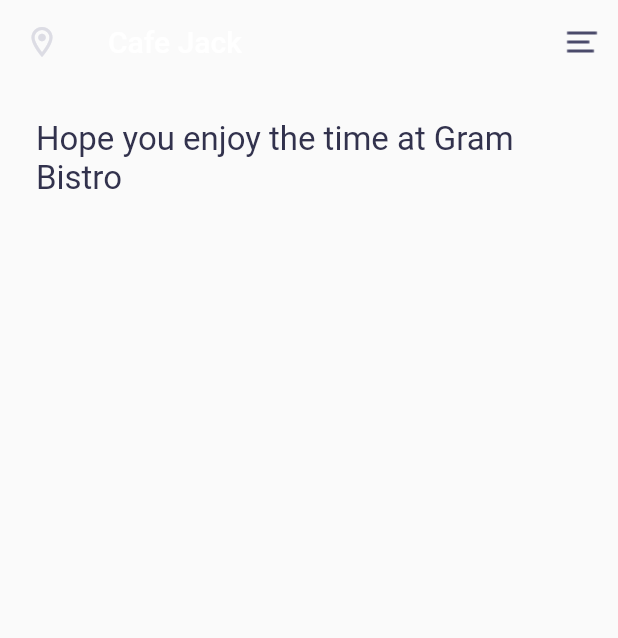
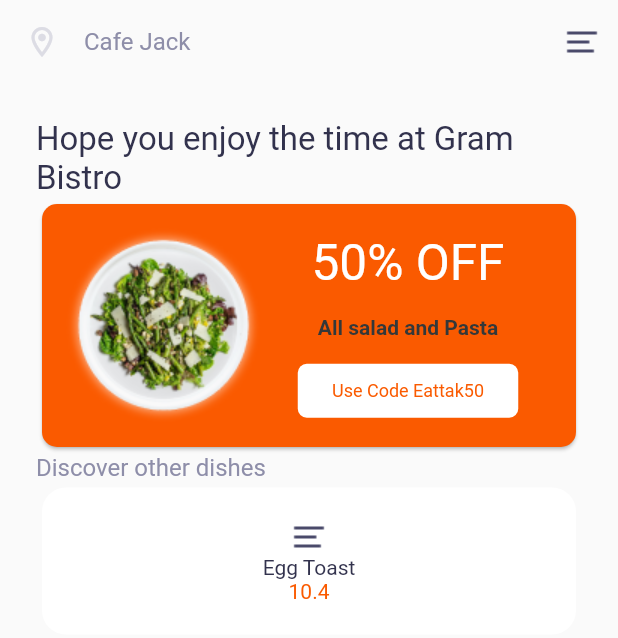
Before and after one commit to Tahsin020/food_app, a Flutter app: the screen it shows after launch, after a tap on the "arrow forward" icon, on a phone screen of 412 x 824 dp. Shown: the top 638 px of the screen. Run offline on Flutter 3.47's test engine with Material 2 defaults, Android fonts, the phone set to English and light mode, and no system bars.

Commit message:
home view  added

```diff
--- a/lib/features/home/view/home_view.dart
+++ b/lib/features/home/view/home_view.dart
@@ -2,6 +2,7 @@ import 'package:flutter/material.dart';
 import 'package:food_app/product/constant/color.dart';
 import 'package:food_app/product/padding/page_padding.dart';
 import 'package:food_app/product/widget/base_content_text.dart';
+import 'package:food_app/product/widget/card/custom_product_widget.dart';
 
 class HomeView extends StatefulWidget {
   const HomeView({Key? key}) : super(key: key);
@@ -11,27 +12,132 @@ class HomeView extends StatefulWidget {
 }
 
 class _HomeViewState extends State<HomeView> {
-  final String _cafeName='Cafe Jack';
+  final String _cafeName = 'Cafe Jack';
+  final String _menuImagePath = 'asset/images/menu2.png';
+  final String _baseTitle = 'Hope you enjoy the time at Gram Bistro';
+  final String _discover = 'Discover other dishes';
+
   @override
   Widget build(BuildContext context) {
     return Scaffold(
-      appBar: AppBar(
-        leading: const Icon(Icons.location_on_outlined,color: violetBreeze,),
-        title: Text(_cafeName),
-        actions: [
-          IconButton(onPressed: (){}, icon: Image.asset('asset/images/menu2.png',color: const Color(0xff4a4a6a),),),
-        ],
-      ),
-      body: Padding(
-        padding: const PagePadding.all(),
-        child: SingleChildScrollView(
+      appBar: _appBar(context),
+      body: SingleChildScrollView(
+        child: Padding(
+          padding: const PagePadding.all(),
           child: Column(
-            children: const [
-            BaseContentWidget(title: 'Hope you enjoy the time at Gram Bistro')
-            ],
+            crossAxisAlignment: CrossAxisAlignment.stretch,
+            children: [
+              BaseContentWidget(title: _baseTitle),
+              const _CustomCard(),
+              Text(_discover,style: Theme.of(context).textTheme.headline6,),
+             const CustomProductWidget(imagePath: 'asset/images/menu2.png', productName: 'Egg Toast', price: 10.40)
+              ],
           ),
         ),
       ),
     );
   }
+
+  AppBar _appBar(BuildContext context) {
+    return AppBar(
+      leading: const Icon(
+        Icons.location_on_outlined,
+        color: violetBreeze,
+      ),
+      titleSpacing: 0,
+      title: Text(
+        _cafeName,
+        style: Theme.of(context).textTheme.headline6?.copyWith(),
+      ),
+      actions: [
+        IconButton(
+          onPressed: () {},
+          icon: Image.asset(
+            _menuImagePath,
+            color: royalHyacinth,
+          ),
+        ),
+      ],
+    );
+  }
 }
+
+class _CustomCard extends StatelessWidget {
+  const _CustomCard({
+    Key? key,
+  });
+
+  final String _avocadoSandwichImagePath = 'asset/images/avocado_sandwich.png';
+  final String _freeCode = 'Use Code Eattak50';
+  final String _offTitle = '50% OFF';
+  final String _description = 'All salad and Pasta';
+
+  @override
+  Widget build(BuildContext context) {
+    return Card(
+      shape: RoundedRectangleBorder(borderRadius: BorderRadius.circular(10)),
+      color: willpowerOrange,
+      child: Padding(
+        padding: const PagePadding.allLow(),
+        child: Row(
+          children: [
+            Image.asset(_avocadoSandwichImagePath),
+            Expanded(
+              child: Column(
+                children: [
+                  Text(
+                    _offTitle,
+                    style: Theme.of(context).textTheme.headline4,
+                  ),
+                  _sizedBox(),
+                  Text(
+                    _description,
+                    style: Theme.of(context)
+                        .textTheme
+                        .headline6
+                        ?.copyWith(color: onyxHeart, fontWeight: FontWeight.bold, fontSize: 14),
+                  ),
+                   _sizedBox(),
+                  _CustomFreeCodeBox(freeCode: _freeCode)
+                ],
+              ),
+            )
+          ],
+        ),
+      ),
+    );
+  }
+
+  SizedBox _sizedBox() {
+    return const SizedBox(
+                  height: 16,
+                );
+  }
+}
+
+class _CustomFreeCodeBox extends StatelessWidget {
+  const _CustomFreeCodeBox({
+    Key? key,
+    required String freeCode,
+  }) : _freeCode = freeCode, super(key: key);
+
+  final String _freeCode;
+
+  @override
+  Widget build(BuildContext context) {
+    return Container(
+      height: 36,
+      width: 147,
+      decoration: BoxDecoration(color: white, borderRadius: BorderRadius.circular(6)),
+      child: Center(
+        child: Text(
+          _freeCode,
+          style: Theme.of(context).textTheme.headline6?.copyWith(
+                color: willpowerOrange,
+                fontSize: 12,
+              ),
+        ),
+      ),
+    );
+  }
+}
--- a/lib/features/splash/view/splash_view.dart
+++ b/lib/features/splash/view/splash_view.dart
@@ -1,5 +1,6 @@
 import 'package:flutter/material.dart';
 import 'package:food_app/features/home/view/home_view.dart';
+import 'package:food_app/product/constant/color.dart';
 import 'package:food_app/product/padding/page_padding.dart';
 
 class SplashView extends StatefulWidget {
@@ -67,10 +68,10 @@ class _SplashViewState extends State<SplashView> {
             ),
             FloatingActionButton(
               onPressed: () {
-                Navigator.push(context, MaterialPageRoute(builder: (context) => HomeView(),));
+                Navigator.push(context, MaterialPageRoute(builder: (context) => const HomeView(),));
                 setState(() {});
               },
-              backgroundColor: Colors.deepOrange,
+              backgroundColor: willpowerOrange,
               child: const Icon(Icons.arrow_forward_outlined),
             ),
             SizedBox(
--- a/lib/main.dart
+++ b/lib/main.dart
@@ -1,6 +1,7 @@
 import 'package:flutter/material.dart';
 import 'package:flutter/services.dart';
 import 'package:food_app/features/splash/view/splash_view.dart';
+import 'package:food_app/product/constant/color.dart';
 
 void main() {
   runApp(const MyApp());
@@ -13,9 +14,9 @@ class MyApp extends StatelessWidget {
   Widget build(BuildContext context) {
     return MaterialApp(
       debugShowCheckedModeBanner: false,
-      title: 'Flutter Demo',
+      title: 'Food App',
       theme: ThemeData.light().copyWith(
-        backgroundColor: const Color(0xffEEEEEE),
+        backgroundColor:superSilver,
         appBarTheme: const AppBarTheme(
           elevation: 0,
           color: Colors.transparent,
@@ -27,7 +28,14 @@ class MyApp extends StatelessWidget {
           ),
           headline5: TextStyle(
             fontSize: 22,
-            color: Color(0xff32324d),
+            color: tieHeiMetal,
+          ),
+          headline6: TextStyle(
+            color: delicateViolet,
+            fontSize: 16,
+            fontStyle: FontStyle.normal,
+            fontWeight: FontWeight.normal
+
           ),
           bodyText1: TextStyle(
             fontSize: 17,
--- a/lib/product/constant/color.dart
+++ b/lib/product/constant/color.dart
@@ -1,3 +1,11 @@
 import 'package:flutter/material.dart';
 
 const Color violetBreeze= Color(0xffdcdce4);
+const Color royalHyacinth = Color(0xff4a4a6a);
+const Color white = Color(0xffffffff);
+const Color willpowerOrange = Color(0xfffa5a00);
+const Color superSilver= Color(0xffEEEEEE);
+const Color tieHeiMetal=Color(0xff32324d);
+const Color delicateViolet=Color(0xff8E8EA9);
+const Color onyxHeart=Color(0xff343839);
+const Color daemonetteHide=Color(0xff666687);
--- /dev/null
+++ b/lib/product/widget/card/custom_product_widget.dart
@@ -0,0 +1,86 @@
+import 'package:flutter/material.dart';
+import 'package:food_app/product/constant/color.dart';
+
+class CustomProductWidget extends StatefulWidget {
+  const CustomProductWidget({Key? key, required this.imagePath, required this.productName, required this.price})
+      : super(key: key);
+  final String imagePath;
+  final String productName;
+  final double price;
+
+  @override
+  _CustomProductWidgetState createState() => _CustomProductWidgetState();
+}
+
+class _CustomProductWidgetState extends State<CustomProductWidget> {
+  late final String _imagePath;
+  late final String _productName;
+  late final double _price;
+
+  @override
+  void didUpdateWidget(covariant CustomProductWidget oldWidget) {
+    super.didUpdateWidget(oldWidget);
+    if (oldWidget.imagePath != widget.imagePath) {
+      _changeImagePath();
+    }
+    if (oldWidget.productName != widget.productName) {
+      _changeProductName();
+    }
+    if (oldWidget.price != widget.price) {
+      _changePrice();
+    }
+  }
+
+  @override
+  void initState() {
+    super.initState();
+    _imagePath = widget.imagePath;
+    _productName = widget.productName;
+    _price = widget.price;
+  }
+
+  void _changeImagePath() {
+    setState(() {
+      _imagePath = widget.imagePath;
+    });
+  }
+
+  void _changeProductName() {
+    setState(() {
+      _productName = widget.productName;
+    });
+  }
+
+  void _changePrice() {
+    setState(() {
+      _price = widget.price;
+    });
+  }
+
+  @override
+  Widget build(BuildContext context) {
+    return Card(
+      elevation: 0,
+      color: white,
+      shape: RoundedRectangleBorder(
+        borderRadius: BorderRadius.circular(16),
+      ),
+      child: Padding(
+        padding: const EdgeInsets.all(21.0),
+        child: Column(
+          mainAxisAlignment: MainAxisAlignment.spaceEvenly,
+          children: [
+            Image.asset(_imagePath),
+            Text(_productName,style: Theme.of(context).textTheme.headline5?.copyWith(
+              fontSize: 14
+            ),),
+            Text('$_price',style: Theme.of(context).textTheme.headline6?.copyWith(
+              color: willpowerOrange,
+              fontSize: 14
+            ),),
+          ],
+        ),
+      ),
+    );
+  }
+}
```
Also changed, not shown: asset/images/avocado_sandwich.png (added), asset/images/egg_toast.png (added).
